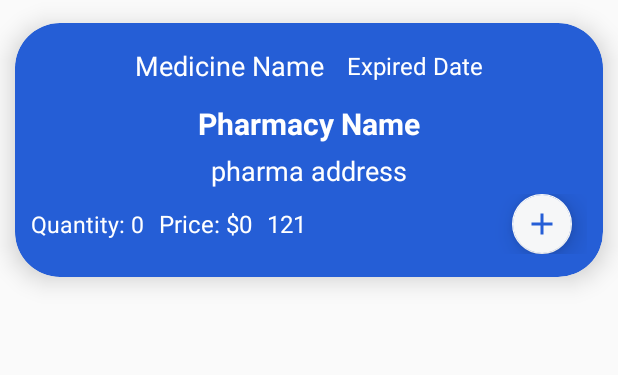
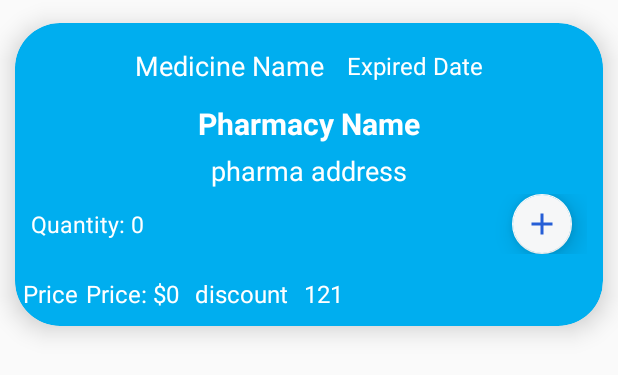
Before and after one commit to ziad-ezzat/PharmaShare, an Android app: the layout home_card.xml on its own in the app's theme, with its tools: preview values and no code run, on a phone screen of 412 x 824 dp. Shown: the top 375 px of the screen. Run offline under Robolectric (Android 15) with nearby library versions, the phone set to English and light mode, and no system bars.

Commit message:
solved conflict problem

```diff
--- a/app/src/main/res/layout/home_card.xml
+++ b/app/src/main/res/layout/home_card.xml
@@ -4,7 +4,7 @@
     android:layout_width="match_parent"
     android:layout_height="wrap_content"
     android:orientation="vertical"
-    app:cardBackgroundColor="#255ed6"
+    app:cardBackgroundColor="#00AEEF"
     app:cardCornerRadius="30dp"
     app:cardElevation="10dp"
     app:cardPreventCornerOverlap="false"
@@ -82,34 +82,16 @@
                 android:id="@+id/med_quantity"
                 android:layout_width="wrap_content"
                 android:layout_height="wrap_content"
+                android:layout_weight="1"
                 android:text="Quantity: 0"
                 android:textColor="@color/white"
                 android:textSize="15sp" />
-
-            <TextView
-                android:id="@+id/med_price"
-                android:layout_width="wrap_content"
-                android:layout_height="wrap_content"
-                android:layout_marginLeft="10dp"
-                android:text="Price: $0"
-                android:textColor="@color/white"
-                android:textSize="16sp" />
-
-            <TextView
-                android:id="@+id/med_price_discount"
-                android:layout_width="wrap_content"
-                android:layout_height="wrap_content"
-                android:layout_marginLeft="10dp"
-                android:layout_weight="1"
-                android:text="121"
-                android:textColor="@color/white"
-                android:textSize="16sp" />
 
             <com.google.android.material.floatingactionbutton.FloatingActionButton
                 android:id="@+id/med_makeOrder"
                 android:layout_width="50dp"
                 android:layout_height="40dp"
-                android:layout_gravity="end"
+                android:layout_gravity="right"
                 android:layout_marginEnd="10dp"
                 android:clickable="true"
                 android:contentDescription="@string/addToCart"
@@ -124,5 +106,50 @@
 
         </LinearLayout>
 
+        <LinearLayout
+            android:layout_width="match_parent"
+            android:layout_height="wrap_content"
+            android:layout_gravity="center"
+            android:gravity="center"
+            android:orientation="horizontal">
+
+            <TextView
+                android:id="@+id/textView2"
+                android:layout_width="wrap_content"
+                android:layout_height="wrap_content"
+                android:text="Price"
+                android:textColor="@color/white"
+                android:textSize="16sp" />
+
+            <TextView
+                android:id="@+id/med_price"
+                android:layout_width="wrap_content"
+                android:layout_height="wrap_content"
+                android:layout_margin="5dp"
+                android:text="Price: $0"
+                android:textColor="@color/white"
+                android:textSize="16sp" />
+
+            <TextView
+                android:id="@+id/discount"
+                android:layout_width="wrap_content"
+                android:layout_height="wrap_content"
+                android:layout_margin="5dp"
+                android:text="discount"
+                android:textColor="@color/white"
+                android:textSize="16sp" />
+
+            <TextView
+
+                android:id="@+id/med_price_discount"
+                android:layout_width="wrap_content"
+                android:layout_height="wrap_content"
+                android:layout_margin="5dp"
+                android:layout_weight="1"
+                android:text="121"
+                android:textColor="@color/white"
+                android:textSize="16sp" />
+        </LinearLayout>
+
     </LinearLayout>
 </androidx.cardview.widget.CardView>
```
Also changed, not shown: app/src/main/java/com/example/pharmashare/app/fragments/HomeFragment.kt (+30 -12 lines), app/src/main/res/values/strings.xml (+33 -1 lines).
